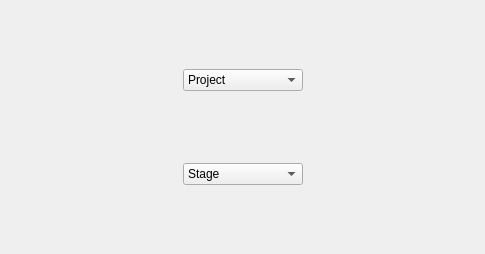
RxLaboratory/Ramses, file Ramses/projectselectorwidget.ui: the form before one commit.
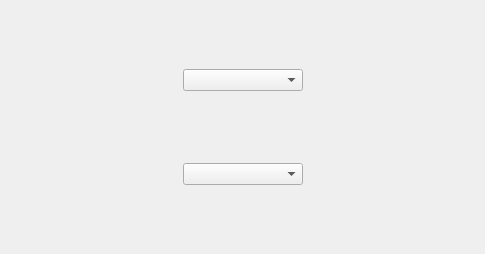
The form after the commit.

Commit message: project reimplementation for offline

```diff
--- a/Ramses/projectselectorwidget.ui
+++ b/Ramses/projectselectorwidget.ui
@@ -68,11 +68,6 @@
           <height>0</height>
          </size>
         </property>
-        <item>
-         <property name="text">
-          <string>Project</string>
-         </property>
-        </item>
        </widget>
       </item>
       <item>
@@ -83,11 +78,6 @@
           <height>0</height>
          </size>
         </property>
-        <item>
-         <property name="text">
-          <string>Stage</string>
-         </property>
-        </item>
        </widget>
       </item>
      </layout>
```
The commit also changes 6 other files.
